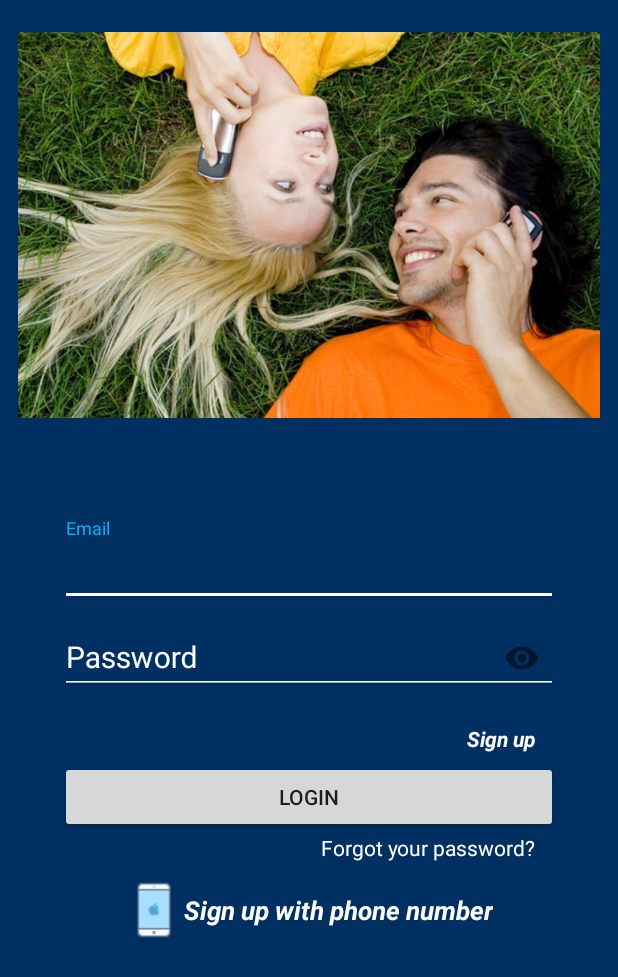
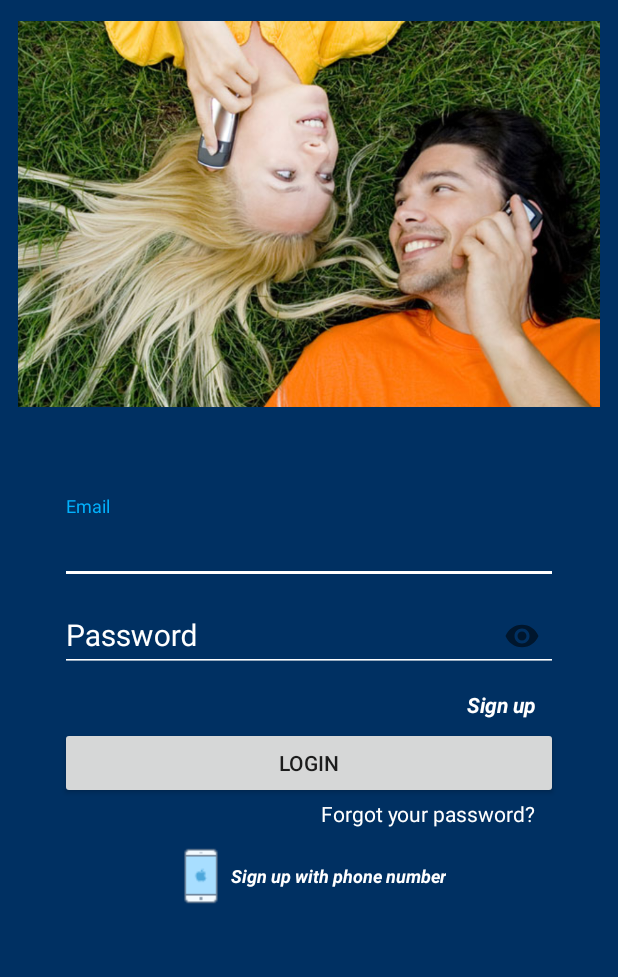
Before and after one commit to Alvaroe13/ChatUp, an Android app: the screen it shows after launch (LoginActivity before the commit, MainActivity after it), on a phone screen of 412 x 824 dp. Shown: the top 977 px of the screen. Run offline under Robolectric (Android 15) with nearby library versions, the phone set to English and light mode, and no system bars; our stand-ins replace CircleImageView, Firebase (no records; nobody signed in at launch, a user with empty details on screens opened directly); pictures from the network do not load.

Commit message:
Created LoginFragment and Home fragment (Home fragment contains the view that MAin contains except for the Nav drawer) Fragments still under development

```diff
--- a/app/src/main/java/com/example/alvar/chatapp/Activities/ChatActivity.java
+++ b/app/src/main/java/com/example/alvar/chatapp/Activities/ChatActivity.java
@@ -341,7 +341,7 @@ public class ChatActivity extends AppCompatActivity {
                 notify = true;
 
                 //we get message written by the user
-                messageText = chatEditText.getText().toString();
+                messageText = chatEditText.getText().toString().trim();
 
                 //if field is empty
                 if (messageText.equals("")) {
--- /dev/null
+++ b/app/src/main/java/com/example/alvar/chatapp/views/LoginFragment.java
@@ -0,0 +1,240 @@
+package com.example.alvar.chatapp.views;
+
+import android.content.Context;
+import android.content.Intent;
+import android.os.Bundle;
+
+import androidx.annotation.NonNull;
+import androidx.annotation.Nullable;
+import androidx.coordinatorlayout.widget.CoordinatorLayout;
+import androidx.fragment.app.Fragment;
+
+import android.util.Log;
+import android.view.LayoutInflater;
+import android.view.View;
+import android.view.ViewGroup;
+import android.widget.Button;
+import android.widget.ProgressBar;
+import android.widget.TextView;
+import android.widget.Toast;
+
+import com.example.alvar.chatapp.Activities.LoginActivity;
+import com.example.alvar.chatapp.Activities.MainActivity;
+import com.example.alvar.chatapp.Activities.PhoneLoginActivity;
+import com.example.alvar.chatapp.Activities.RecoverPasswordActivity;
+import com.example.alvar.chatapp.Activities.RegisterActivity;
+import com.example.alvar.chatapp.R;
+import com.example.alvar.chatapp.Utils.ProgressBarHelper;
+import com.example.alvar.chatapp.Utils.SnackbarHelper;
+import com.google.android.gms.tasks.OnCompleteListener;
+import com.google.android.gms.tasks.Task;
+import com.google.android.material.textfield.TextInputLayout;
+import com.google.firebase.auth.AuthResult;
+import com.google.firebase.auth.FirebaseAuth;
+import com.google.firebase.auth.FirebaseUser;
+import com.google.firebase.database.DatabaseReference;
+import com.google.firebase.database.FirebaseDatabase;
+import com.google.firebase.iid.FirebaseInstanceId;
+
+/**
+ * A simple {@link Fragment} subclass.
+ */
+public class LoginFragment extends Fragment {
+
+    private static final String TAG = "LoginFragment";
+
+    //Firebase
+    private FirebaseAuth mAuth;
+    private FirebaseDatabase database;
+    private DatabaseReference dbUsersNodeRef;
+    //UI elements
+    private TextInputLayout usernameLogin, passwordLogin;
+    private ProgressBar loginProgressBar;
+    private CoordinatorLayout coordinatorLayout;
+    private TextView txtCreateAccount, forgotPasswordTxt, btnPhoneLogin;
+    private Button btnLogin;
+    //vars
+    private String email, password;
+
+    public LoginFragment() {
+        // Required empty public constructor
+    }
+
+    @Override
+    public void onCreate(@Nullable Bundle savedInstanceState) {
+        super.onCreate(savedInstanceState);
+
+        Log.d(TAG, "onCreate: called!!!");
+
+        initFirebase();
+        checkUserStatus();
+
+    }
+
+    @Override
+    public View onCreateView(LayoutInflater inflater, ViewGroup container,
+                             Bundle savedInstanceState) {
+        // Inflate the layout for this fragment
+
+        View view = inflater.inflate(R.layout.fragment_login, container, false);
+
+        Log.d(TAG, "onCreateView:  called ");
+        BindUI(view);
+        goToRegister();
+        buttonsUI();
+
+        return view;
+    }
+
+
+    /**
+     * init firebase services
+     */
+    private void initFirebase(){
+        mAuth = FirebaseAuth.getInstance();
+        database = FirebaseDatabase.getInstance();
+        dbUsersNodeRef = database.getReference().child("Users");
+    }
+
+    private void checkUserStatus(){
+        FirebaseUser currentUser = mAuth.getCurrentUser();
+        //if user is signed in we take the user to the main activity
+        if (currentUser != null){
+            goToMain();
+            Log.i(TAG, "onStart: onStart method called");
+        }
+    }
+
+    /**
+     * Init UI elements
+     */
+    private void BindUI(View view){
+        usernameLogin = view.findViewById(R.id.loginName);
+        passwordLogin = view.findViewById(R.id.loginPassword);
+        btnLogin = view.findViewById(R.id.btnLogin);
+        btnPhoneLogin = view.findViewById(R.id.btnPhoneLogin);
+        loginProgressBar = view.findViewById(R.id.loginProgressBar);
+        coordinatorLayout = view.findViewById(R.id.coordinatorLayout);
+        txtCreateAccount = view.findViewById(R.id.txtCreateAccount);
+        forgotPasswordTxt = view.findViewById(R.id.forgotPasswordText);
+    }
+
+
+    private void buttonsUI(){
+
+        btnLogin.setOnClickListener(new View.OnClickListener() {
+            @Override
+            public void onClick(View v) {
+
+                email = usernameLogin.getEditText().getText().toString().trim();
+                password = passwordLogin.getEditText().getText().toString().trim();
+
+                if (email.equals("") || password.equals("")){
+                    Log.i(TAG, "btnLogin clicked, some field is empty");
+                    //Show info using snack bar
+                    SnackbarHelper.showSnackBarLong(coordinatorLayout, getString(R.string.noEmptyField));
+                } else {
+                    Log.i(TAG, "btnLogin clicked no filed empty, proceed to call signIn method");
+                    ProgressBarHelper.showProgressBar(loginProgressBar);
+                    sigIn(email, password);
+                }
+
+            }
+        });
+
+        forgotPasswordTxt.setOnClickListener(new View.OnClickListener() {
+            @Override
+            public void onClick(View v) {
+                Intent i = new Intent(getContext(), RecoverPasswordActivity.class);
+                startActivity(i);
+            }
+        });
+
+        btnPhoneLogin.setOnClickListener(new View.OnClickListener() {
+            @Override
+            public void onClick(View v) {
+                goToPhoneLogin();
+            }
+        });
+
+    }
+
+    /**
+     * this one's in charge of signing into firebase db.
+     * @param email
+     * @param password
+     */
+    private void sigIn(String email, String password){
+
+        mAuth.signInWithEmailAndPassword(email, password)
+                .addOnCompleteListener(getActivity(), new OnCompleteListener<AuthResult>() {
+                    @Override
+                    public void onComplete(@NonNull Task<AuthResult> task) {
+                        if (task.isSuccessful()) {
+                            // Sign in success, update UI with the signed-in user's information
+                            Log.i(TAG, "signInWithEmail:success" );
+                            getDeviceToken();
+
+                        } else {
+                            // If sign in fails, display a message to the user.
+                            Log.i(TAG, "signInWithEmail:failure : " + task.getException().getMessage() );
+                            Toast.makeText(getActivity(), task.getException().getMessage() , Toast.LENGTH_LONG).show();
+                            //dismiss progressBar
+                            ProgressBarHelper.hideProgressBar(loginProgressBar);
+                        }
+
+                    }
+                });
+    }
+
+    /**
+     * in this method we get the mobile device token
+     */
+    private void getDeviceToken() {
+
+        final String currentUserID = mAuth.getCurrentUser().getUid();
+        final String deviceToken = FirebaseInstanceId.getInstance().getToken();
+
+        //set token value id database's token child
+        dbUsersNodeRef.child(currentUserID).child("token")
+                .setValue(deviceToken).addOnCompleteListener(new OnCompleteListener<Void>() {
+            @Override
+            public void onComplete(@NonNull Task<Void> task) {
+
+                if (task.isSuccessful()){
+                    goToMain();
+                }
+            }
+        });
+    }
+
+    /**
+     * takes the user to register
+     */
+    private void goToRegister(){
+        txtCreateAccount.setOnClickListener(new View.OnClickListener() {
+            @Override
+            public void onClick(View v) {
+                Intent registerIntent = new Intent(getContext(), RegisterActivity.class);
+                startActivity(registerIntent);
+            }
+        });
+    }
+
+    /**
+     * takes the user to the main page
+     */
+    private void goToMain(){
+        Intent intentToMain = new Intent (getContext(), MainActivity.class);
+        startActivity(intentToMain);
+    }
+
+
+    private void goToPhoneLogin() {
+        Intent phoneIntent = new Intent(getContext(), PhoneLoginActivity.class );
+        startActivity(phoneIntent);
+    }
+
+
+
+}
--- a/app/src/main/res/layout/activity_main.xml
+++ b/app/src/main/res/layout/activity_main.xml
@@ -17,7 +17,7 @@
         android:layout_width="match_parent"
         android:layout_height="match_parent" >
 
-        <LinearLayout
+       <!-- <LinearLayout
             android:layout_width="match_parent"
             android:layout_height="match_parent"
             android:orientation="vertical">
@@ -64,7 +64,7 @@
 
                 </FrameLayout>
 
-        </LinearLayout>
+        </LinearLayout>-->
 
     </FrameLayout>
 
--- /dev/null
+++ b/app/src/main/res/layout/fragment_login.xml
@@ -0,0 +1,148 @@
+<?xml version="1.0" encoding="utf-8"?>
+<LinearLayout xmlns:android="http://schemas.android.com/apk/res/android"
+    xmlns:app="http://schemas.android.com/apk/res-auto"
+    xmlns:tools="http://schemas.android.com/tools"
+    android:layout_width="match_parent"
+    android:layout_height="match_parent"
+    android:orientation="vertical"
+    android:background="@color/colorPrimary"
+    tools:layout_editor_absoluteY="25dp"
+    tools:context=".views.LoginFragment">
+
+    <ImageView
+        android:id="@+id/imageView"
+        android:layout_width="wrap_content"
+        android:layout_height="285dp"
+        android:layout_marginRight="12dp"
+        android:layout_marginEnd="12dp"
+        android:layout_marginLeft="12dp"
+        android:layout_marginStart="12dp"
+        app:srcCompat="@drawable/login_photo" />
+
+
+    <FrameLayout
+        android:id="@+id/frameLayout"
+        android:layout_width="match_parent"
+        android:layout_height="match_parent">
+
+        <LinearLayout
+            android:layout_width="match_parent"
+            android:layout_height="match_parent"
+            android:orientation="vertical" >
+
+            <ProgressBar
+                android:id="@+id/loginProgressBar"
+                android:layout_width="45dp"
+                android:layout_height="45dp"
+                android:layout_gravity="center"
+                android:visibility="invisible" />
+
+            <com.google.android.material.textfield.TextInputLayout
+                android:id="@+id/loginName"
+                android:layout_width="match_parent"
+                android:layout_height="wrap_content"
+                android:textColorHint="@color/color_white">
+
+                <com.google.android.material.textfield.TextInputEditText
+                    android:layout_width="match_parent"
+                    android:layout_height="wrap_content"
+                    android:layout_marginLeft="40dp"
+                    android:layout_marginRight="40dp"
+                    android:hint="@string/email"
+                    android:inputType="text"
+                    android:textColor="@color/color_white"
+                    android:theme="@style/TextLabel"/>
+
+            </com.google.android.material.textfield.TextInputLayout>
+
+            <com.google.android.material.textfield.TextInputLayout
+                android:id="@+id/loginPassword"
+                android:layout_width="match_parent"
+                android:layout_height="wrap_content"
+                app:passwordToggleEnabled="true"
+                android:textColorHint="@color/color_white">
+
+                <com.google.android.material.textfield.TextInputEditText
+                    android:layout_width="match_parent"
+                    android:layout_height="wrap_content"
+                    android:layout_marginLeft="40dp"
+                    android:layout_marginRight="40dp"
+                    android:hint="@string/password"
+                    android:inputType="textPassword"
+                    android:textColor="@color/color_white"
+                    android:theme="@style/TextLabel"/>
+            </com.google.android.material.textfield.TextInputLayout>
+
+            <LinearLayout
+                android:layout_width="match_parent"
+                android:layout_height="wrap_content"
+                android:orientation="vertical"
+                android:layout_marginLeft="40dp"
+                android:layout_marginRight="40dp"
+                android:layout_marginTop="12dp">
+
+                <TextView
+                    android:id="@+id/txtCreateAccount"
+                    android:layout_width="match_parent"
+                    android:layout_height="wrap_content"
+                    android:clickable="true"
+                    android:focusable="true"
+                    android:gravity="end"
+                    android:text="@string/signUp"
+                    android:layout_marginRight="15dp"
+                    android:layout_marginEnd="15dp"
+                    android:textColor="@color/color_white"
+                    android:textStyle="bold|italic" />
+
+                <Button
+                    android:id="@+id/btnLogin"
+                    android:layout_width="match_parent"
+                    android:layout_height="wrap_content"
+                    android:text="@string/Login"
+                    android:layout_marginTop="5dp"/>
+
+                <TextView
+                    android:id="@+id/forgotPasswordText"
+                    android:layout_width="match_parent"
+                    android:layout_height="wrap_content"
+                    android:text="@string/passwordForgot"
+                    android:clickable="true"
+                    android:focusable="true"
+                    android:textColor="@color/color_white"
+                    android:gravity="end"
+                    android:layout_marginRight="15dp"
+                    android:layout_marginEnd="15dp"/>
+
+
+                <TextView
+                    android:id="@+id/btnPhoneLogin"
+                    android:layout_width="wrap_content"
+                    android:layout_height="wrap_content"
+                    android:gravity="center_vertical"
+                    android:layout_gravity="center"
+                    android:textColor="@color/color_white"
+                    android:text="Sign up with phone number"
+                    android:textStyle="bold|italic"
+                    android:clickable="true"
+                    android:drawableStart="@drawable/phone"
+                    android:drawableLeft="@drawable/phone"
+                    android:textSize="12sp"
+                    android:layout_marginTop="12dp"/>
+
+            </LinearLayout>
+
+            <androidx.coordinatorlayout.widget.CoordinatorLayout
+                android:id="@+id/coordinatorLayout"
+                android:layout_width="match_parent"
+                android:layout_height="?attr/actionBarSize"
+                android:layout_gravity="bottom">
+
+            </androidx.coordinatorlayout.widget.CoordinatorLayout>
+
+        </LinearLayout>
+
+
+    </FrameLayout>
+
+
+</LinearLayout>
```
Also changed, not shown: app/src/main/AndroidManifest.xml (+6 -2 lines), app/src/main/java/com/example/alvar/chatapp/Activities/MainActivity.java (+57 -47 lines), app/src/main/java/com/example/alvar/chatapp/views/HomeFragment.java (added, +173 -0 lines), app/src/main/res/layout/fragment_home.xml (added, +69 -0 lines).
